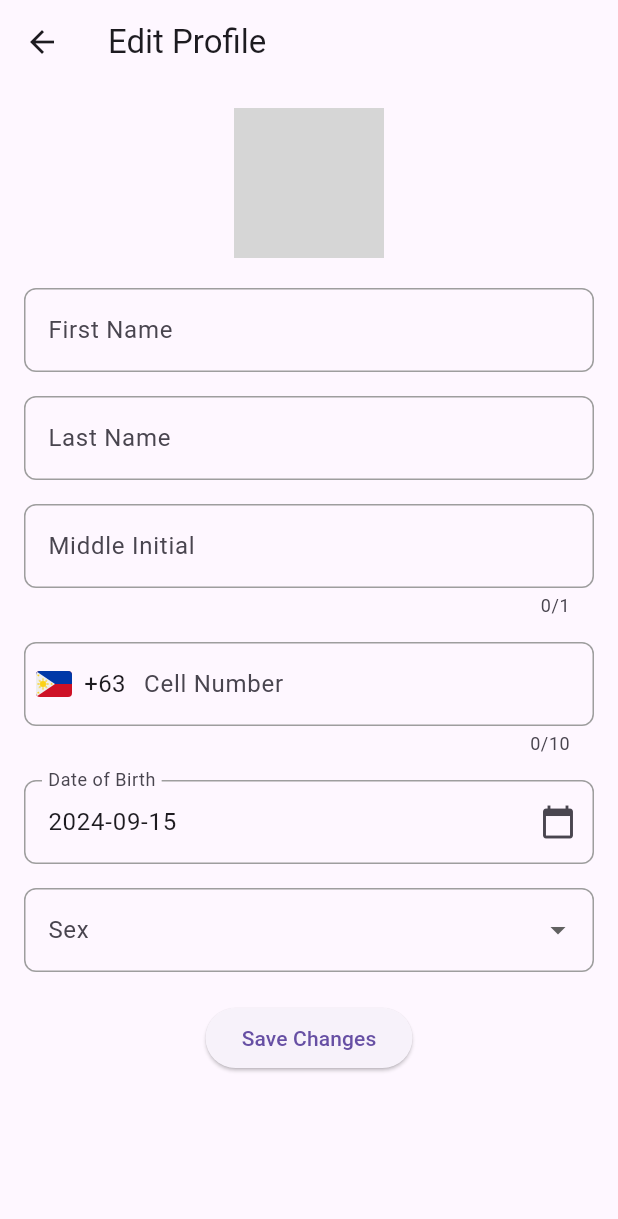
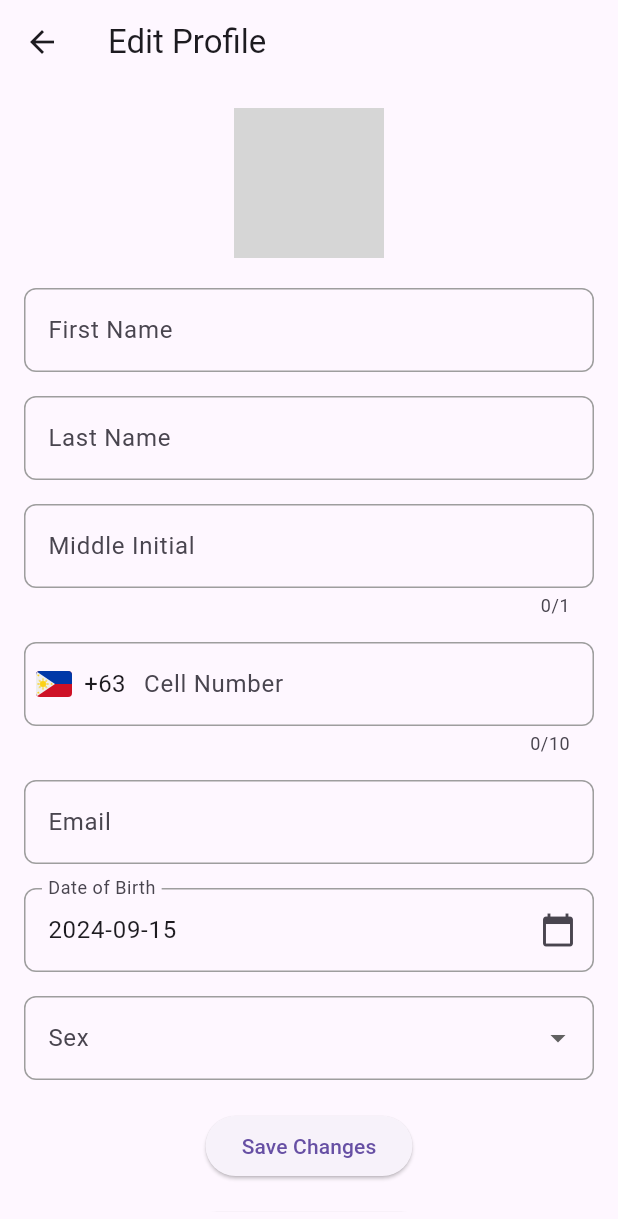
Before and after one commit to Jazo00/mobile_app_ar, a Flutter app: the HomePage screen opened by its route, item 3 of the bottom bar chosen, scrolled down 126 dp, after a tap on "Edit Profile", on a phone screen of 412 x 824 dp. Shown: the top 1219 px of the screen. Run offline on Flutter 3.47's test engine with Material 3 defaults, Android fonts, the phone set to English and light mode, and no system bars; our stand-ins replace flutter_svg, google_fonts, image_picker, shared_preferences, supabase_flutter; accounts and stored records are empty; network calls fail; grey boxes are pictures that could not be loaded.

Commit message:
Added change password button, new field for changing email, and fixed the refresh for the edit_profile_page. Now refreshes properly and allows users to actively see their changes without needing to manually refresh

```diff
--- a/mobile_app_ar/lib/edit_profile_page.dart
+++ b/mobile_app_ar/lib/edit_profile_page.dart
@@ -10,7 +10,7 @@ import 'package:flutter_svg/flutter_svg.dart';
 class EditProfilePage extends StatefulWidget {
   final Map<String, dynamic> userData;
 
-  EditProfilePage({required this.userData});
+  const EditProfilePage({super.key, required this.userData});
 
   @override
   _EditProfilePageState createState() => _EditProfilePageState();
@@ -23,6 +23,7 @@ class _EditProfilePageState extends State<EditProfilePage> {
   final TextEditingController _middleInitialController = TextEditingController();
   final TextEditingController _cellNumberController = TextEditingController();
   final TextEditingController _dateOfBirthController = TextEditingController();
+  final TextEditingController _emailController = TextEditingController(); // Controller for email field
   String _selectedSex = 'Male';
   bool _isLoading = false;
   String? _error;
@@ -33,10 +34,16 @@ class _EditProfilePageState extends State<EditProfilePage> {
   @override
   void initState() {
     super.initState();
+    _loadUserData();
+  }
+
+  void _loadUserData() {
+    // Load user data into controllers and state
     _firstNameController.text = widget.userData['first_name'] ?? '';
     _lastNameController.text = widget.userData['last_name'] ?? '';
     _middleInitialController.text = widget.userData['middle_initial'] ?? '';
     _cellNumberController.text = widget.userData['cell_number']?.replaceFirst('+63', '') ?? '';
+    _emailController.text = widget.userData['email'] ?? ''; // Initialize email field
     _selectedSex = widget.userData['sex'] ?? 'Male';
     _profileImageUrl = widget.userData['pfp'];
 
@@ -60,7 +67,7 @@ class _EditProfilePageState extends State<EditProfilePage> {
     try {
       final bytes = await _selectedImage!.readAsBytes();
       final fileName = _selectedImage!.path.split('/').last;
-      final uuid = Uuid().v4();
+      final uuid = const Uuid().v4();
       final filePath = 'profile/$uuid-$fileName';
 
       final response = await client.storage
@@ -102,7 +109,25 @@ class _EditProfilePageState extends State<EditProfilePage> {
       });
 
       try {
+        // Step 1: Update the email in Supabase Auth
+        if (_emailController.text != widget.userData['email']) {
+          final emailResponse = await client.auth.update(
+            UserAttributes(email: _emailController.text),
+          );
+          if (emailResponse.error != null) {
+            setState(() {
+              _error = 'Error updating email: ${emailResponse.error!.message}';
+            });
+            return;
+          } else {
+            print('Email updated successfully.');
+          }
+        }
+
+        // Step 2: Upload the profile image if changed
         await _uploadProfileImage();
+
+        // Step 3: Update the profile in the 'profiles' table
         final response = await client
             .from('profiles')
             .update({
@@ -114,6 +139,7 @@ class _EditProfilePageState extends State<EditProfilePage> {
               'age': _calculateAge(_selectedDateOfBirth!),
               'sex': _selectedSex,
               'pfp': _profileImageUrl,
+              'email': _emailController.text, // Save email change in the profile table
             })
             .eq('userId', widget.userData['userId'])
             .execute();
@@ -124,10 +150,25 @@ class _EditProfilePageState extends State<EditProfilePage> {
           });
           print('Update error: ${response.error!.message}');
         } else {
-          print('Update response: ${response.data}');
-          Navigator.pop(context, widget.userData..['pfp'] = _profileImageUrl);
+          print('Profile updated successfully.');
+
+          // Fetch updated profile data
+          final updatedData = {
+            'first_name': _firstNameController.text,
+            'last_name': _lastNameController.text,
+            'middle_initial': _middleInitialController.text,
+            'cell_number': '+63${_cellNumberController.text}',
+            'date_of_birth': _selectedDateOfBirth?.toIso8601String(),
+            'age': _calculateAge(_selectedDateOfBirth!),
+            'sex': _selectedSex,
+            'pfp': _profileImageUrl,
+            'email': _emailController.text,
+          };
+
+          // Return updated profile data to the previous screen
+          Navigator.pop(context, updatedData);
           ScaffoldMessenger.of(context).showSnackBar(
-            SnackBar(content: Text('Profile updated successfully.')),
+            const SnackBar(content: Text('Profile updated successfully.')),
           );
         }
       } catch (error) {
@@ -143,6 +184,19 @@ class _EditProfilePageState extends State<EditProfilePage> {
     }
   }
 
+  Future<void> _changePassword() async {
+    try {
+      await client.auth.api.resetPasswordForEmail(_emailController.text);
+      ScaffoldMessenger.of(context).showSnackBar(
+        const SnackBar(content: Text('Password reset email sent.')),
+      );
+    } catch (error) {
+      setState(() {
+        _error = 'Password reset error: $error';
+      });
+    }
+  }
+
   final _formKey = GlobalKey<FormState>();
 
   InputDecoration _inputDecoration(String labelText, {Widget? prefixIcon, Widget? suffixIcon}) {
@@ -153,11 +207,11 @@ class _EditProfilePageState extends State<EditProfilePage> {
       ),
       focusedBorder: OutlineInputBorder(
         borderRadius: BorderRadius.circular(8.0),
-        borderSide: BorderSide(color: Colors.green),
+        borderSide: const BorderSide(color: Colors.green),
       ),
       enabledBorder: OutlineInputBorder(
         borderRadius: BorderRadius.circular(8.0),
-        borderSide: BorderSide(color: Colors.grey),
+        borderSide: const BorderSide(color: Colors.grey),
       ),
       prefixIcon: prefixIcon,
       suffixIcon: suffixIcon,
@@ -183,7 +237,7 @@ class _EditProfilePageState extends State<EditProfilePage> {
   Widget build(BuildContext context) {
     return Scaffold(
       appBar: AppBar(
-        title: Text('Edit Profile'),
+        title: const Text('Edit Profile'),
       ),
       body: Padding(
         padding: const EdgeInsets.all(16.0),
@@ -202,11 +256,11 @@ class _EditProfilePageState extends State<EditProfilePage> {
                             ? NetworkImage(_profileImageUrl!)
                             : null,
                     child: _selectedImage == null && _profileImageUrl == null
-                        ? Icon(Icons.person, size: 50)
+                        ? const Icon(Icons.person, size: 50)
                         : null,
                   ),
                 ),
-                SizedBox(height: 20),
+                const SizedBox(height: 20),
                 TextFormField(
                   controller: _firstNameController,
                   decoration: _inputDecoration('First Name'),
@@ -284,10 +338,22 @@ class _EditProfilePageState extends State<EditProfilePage> {
                 ),
                 const SizedBox(height: 16),
                 TextFormField(
+                  controller: _emailController,
+                  decoration: _inputDecoration('Email'), // Email field
+                  keyboardType: TextInputType.emailAddress,
+                  validator: (value) {
+                    if (value == null || value.isEmpty || !RegExp(r'^[^@]+@[^@]+\.[^@]+').hasMatch(value)) {
+                      return 'Please enter a valid email';
+                    }
+                    return null;
+                  },
+                ),
+                const SizedBox(height: 16),
+                TextFormField(
                   controller: _dateOfBirthController,
                   readOnly: true,
                   onTap: () => _selectDate(context),
-                  decoration: _inputDecoration('Date of Birth', suffixIcon: Icon(Icons.calendar_today)),
+                  decoration: _inputDecoration('Date of Birth', suffixIcon: const Icon(Icons.calendar_today)),
                   validator: (value) {
                     if (value == null || value.isEmpty) {
                       return 'Please enter your date of birth';
@@ -319,14 +385,19 @@ class _EditProfilePageState extends State<EditProfilePage> {
                 ),
                 const SizedBox(height: 20),
                 _isLoading
-                    ? CircularProgressIndicator()
+                    ? const CircularProgressIndicator()
                     : ElevatedButton(
                         onPressed: _saveProfile,
-                        child: Text('Save Changes'),
+                        child: const Text('Save Changes'),
                       ),
+                const SizedBox(height: 16),
+                ElevatedButton(
+                  onPressed: _changePassword, // Button to trigger password reset email
+                  child: const Text('Change Password'),
+                ),
                 if (_error != null) ...[
                   const SizedBox(height: 20),
-                  Text('Error: $_error', style: TextStyle(color: Colors.red)),
+                  Text('Error: $_error', style: const TextStyle(color: Colors.red)),
                 ],
               ],
             ),
--- a/mobile_app_ar/lib/home_page.dart
+++ b/mobile_app_ar/lib/home_page.dart
@@ -7,6 +7,8 @@ import 'user_profile_page.dart';
 import 'login_and_signup_page.dart';
 
 class HomePage extends StatefulWidget {
+  const HomePage({super.key});
+
   @override
   _HomePageState createState() => _HomePageState();
 }
@@ -58,11 +60,11 @@ class _HomePageState extends State<HomePage> {
       context: context,
       builder: (BuildContext context) {
         return AlertDialog(
-          title: Text('Login Required'),
-          content: Text('Please login or create an account to access this feature.'),
+          title: const Text('Login Required'),
+          content: const Text('Please login or create an account to access this feature.'),
           actions: <Widget>[
             TextButton(
-              child: Text('Login'),
+              child: const Text('Login'),
               onPressed: () {
                 Navigator.of(context).pop();
                 Navigator.push(
@@ -82,7 +84,7 @@ class _HomePageState extends State<HomePage> {
               },
             ),
             TextButton(
-              child: Text('Cancel'),
+              child: const Text('Cancel'),
               onPressed: () {
                 Navigator.of(context).pop();
               },
@@ -106,7 +108,7 @@ class _HomePageState extends State<HomePage> {
         if (userId != null) {
           return UserProfilePage(isLoggedIn: _isLoggedIn, userId: userId!);
         } else {
-          return Center(
+          return const Center(
             child: Text('User ID is null. Please log in again.'),
           );
         }
@@ -197,7 +199,7 @@ class HomePageContent extends StatelessWidget {
   final VoidCallback onLogin;
   final bool isLoggedIn;
 
-  HomePageContent({required this.onLogin, required this.isLoggedIn});
+  const HomePageContent({super.key, required this.onLogin, required this.isLoggedIn});
 
   @override
   Widget build(BuildContext context) {
@@ -241,7 +243,7 @@ class HomePageContent extends StatelessWidget {
             if (!isLoggedIn)
               ElevatedButton(
                 onPressed: onLogin,
-                child: Text('Login'),
+                child: const Text('Login'),
               ),
           ],
         ),
--- a/mobile_app_ar/lib/main.dart
+++ b/mobile_app_ar/lib/main.dart
@@ -16,6 +16,8 @@ void main() async {
 }
 
 class MainApp extends StatelessWidget {
+  const MainApp({super.key});
+
   @override
   Widget build(BuildContext context) {
     return MaterialApp(
@@ -34,6 +36,8 @@ class MainApp extends StatelessWidget {
 }
 
 class StartupScreen extends StatefulWidget {
+  const StartupScreen({super.key});
+
   @override
   _StartupScreenState createState() => _StartupScreenState();
 }
--- a/mobile_app_ar/lib/user_profile_page.dart
+++ b/mobile_app_ar/lib/user_profile_page.dart
@@ -7,7 +7,7 @@ class UserProfilePage extends StatefulWidget {
   final bool isLoggedIn;
   final String userId;
 
-  UserProfilePage({required this.isLoggedIn, required this.userId});
+  const UserProfilePage({super.key, required this.isLoggedIn, required this.userId});
 
   @override
   _UserProfilePageState createState() => _UserProfilePageState();
@@ -78,34 +78,34 @@ class _UserProfilePageState extends State<UserProfilePage> {
     return Scaffold(
       appBar: AppBar(
         automaticallyImplyLeading: false,
-        title: Text('User Profile'),
+        title: const Text('User Profile'),
         actions: [
           TextButton(
             onPressed: _logout,
+            style: TextButton.styleFrom(
+              backgroundColor: Theme.of(context).primaryColor,
+              padding: const EdgeInsets.symmetric(horizontal: 16.0),
+            ),
             child: Text(
               'Logout',
               style: TextStyle(color: Colors.white),
-            ),
-            style: TextButton.styleFrom(
-              backgroundColor: Theme.of(context).primaryColor,
-              padding: EdgeInsets.symmetric(horizontal: 16.0),
             ),
           ),
         ],
       ),
       body: _isLoading
-          ? Center(child: CircularProgressIndicator())
+          ? const Center(child: CircularProgressIndicator())
           : _error != null
               ? Center(child: Text('Error: $_error'))
               : SingleChildScrollView(
-                  padding: EdgeInsets.all(16.0),
+                  padding: const EdgeInsets.all(16.0),
                   child: Column(
                     crossAxisAlignment: CrossAxisAlignment.start,
                     children: [
                       Center(child: _buildProfileImage()),
-                      SizedBox(height: 20),
+                      const SizedBox(height: 20),
                       _buildUserInfo(),
-                      SizedBox(height: 20),
+                      const SizedBox(height: 20),
                       Center(child: _buildEditProfileButton()),
                     ],
                   ),
@@ -119,10 +119,10 @@ class _UserProfilePageState extends State<UserProfilePage> {
       backgroundImage: userData['pfp'] != null
           ? NetworkImage(userData['pfp'])
           : null,
+      backgroundColor: Colors.grey.shade200,
       child: userData['pfp'] == null
           ? Icon(Icons.person, size: 50)
           : null,
-      backgroundColor: Colors.grey.shade200,
     );
   }
 
@@ -143,7 +143,7 @@ class _UserProfilePageState extends State<UserProfilePage> {
 
   Widget _buildUserInfoTile(String title, dynamic value) {
     return Card(
-      margin: EdgeInsets.symmetric(vertical: 4.0),
+      margin: const EdgeInsets.symmetric(vertical: 4.0),
       child: ListTile(
         title: Text(title),
         subtitle: Text(value?.toString() ?? 'N/A'),
@@ -154,7 +154,7 @@ class _UserProfilePageState extends State<UserProfilePage> {
   Widget _buildEditProfileButton() {
     return ElevatedButton(
       onPressed: _navigateToEditProfile,
-      child: Text('Edit Profile'),
+      child: const Text('Edit Profile'),
     );
   }
 }
```
Also changed, not shown: mobile_app_ar/lib/livestock_detail_page.dart (+8 -8 lines), mobile_app_ar/lib/livestock_info.dart (+5 -3 lines), mobile_app_ar/lib/login_and_signup_page.dart (+11 -9 lines), mobile_app_ar/lib/standards_page.dart (+6 -6 lines), mobile_app_ar/lib/user_profile_detail_page.dart (+6 -6 lines), mobile_app_ar/pubspec.lock.
